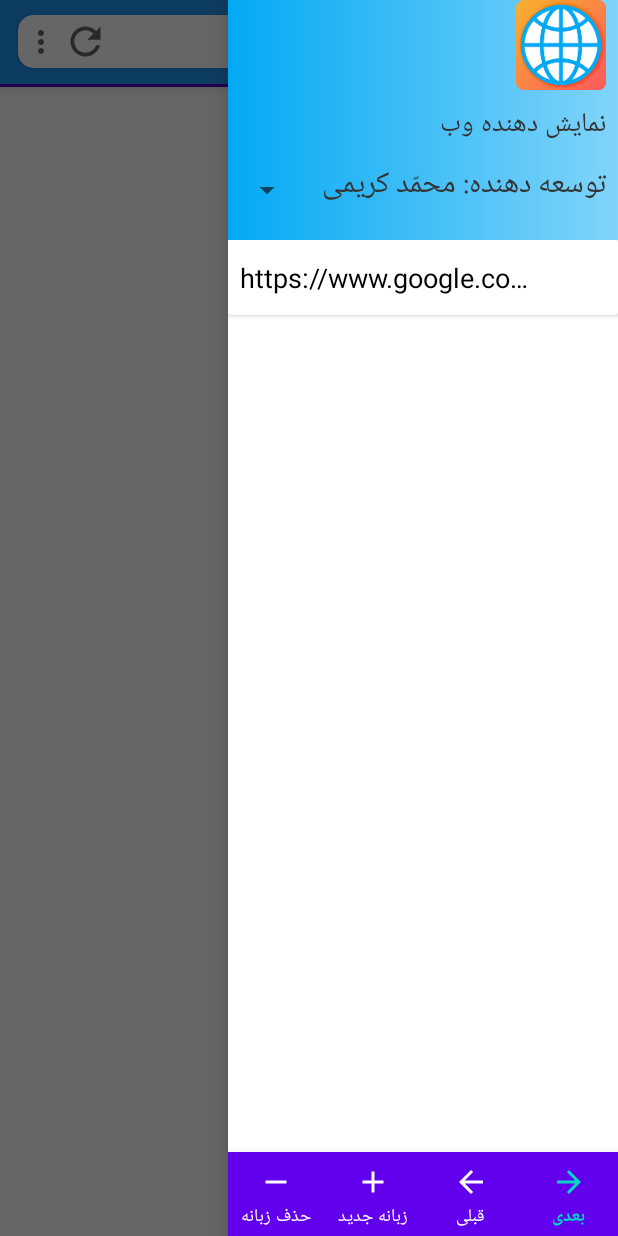
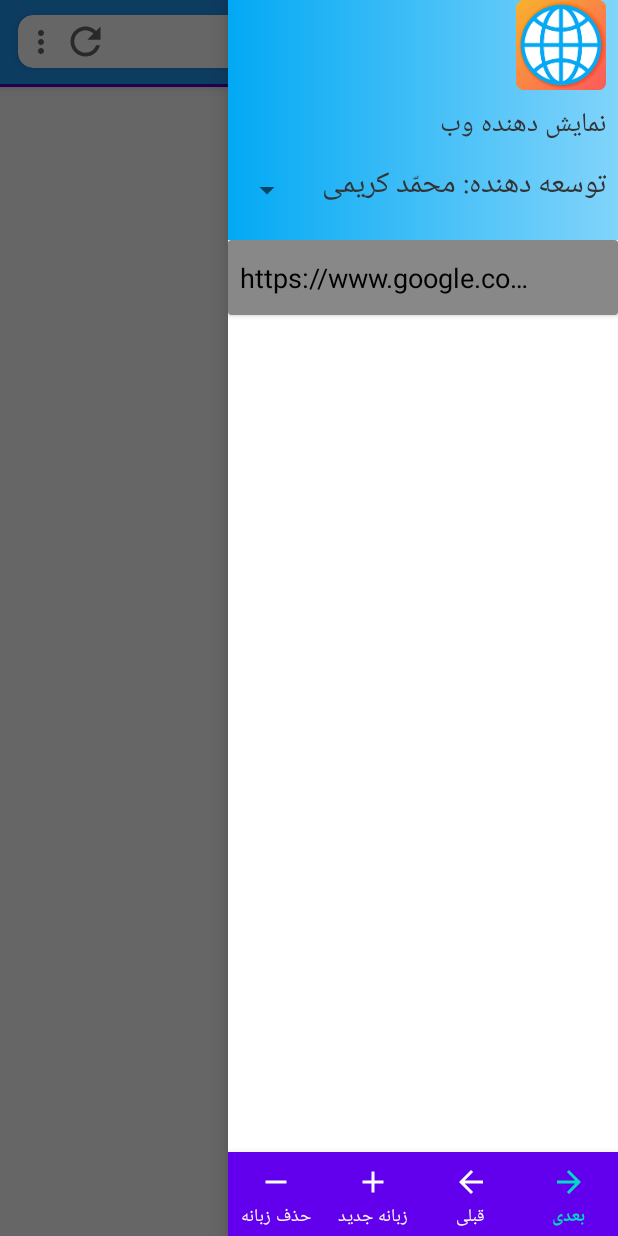
Before and after one commit to mohammadkm0910/MyWebView, an Android app: the screen it shows after launch (MainActivity), with the side drawer open, on a phone screen of 412 x 824 dp. Run offline under Robolectric (Android 15) with nearby library versions, the phone set to English and light mode, and no system bars; libraries missing offline, so code that uses them is left out: androidx.palette.graphics, com.monstertechno.adblocker; 1 statement that could not run was skipped.

```diff
--- a/app/src/main/java/com/mohammadkk/mywebview/MyWebView.kt
+++ b/app/src/main/java/com/mohammadkk/mywebview/MyWebView.kt
@@ -139,6 +139,7 @@ class MyWebView : WebView,NestedScrollingChild {
     fun getColor(bitmap: Bitmap):Int{
         val palette = Palette.from(bitmap).generate()
         val default = ContextCompat.getColor(context,R.color.blueTwo)
-        return palette.getVibrantColor(default)
+        val muted= palette.getDominantColor(default)
+        return palette.getVibrantColor(muted)
     }
 }
--- a/app/src/main/java/com/mohammadkk/mywebview/tab/TabRecyclerAdapter.kt
+++ b/app/src/main/java/com/mohammadkk/mywebview/tab/TabRecyclerAdapter.kt
@@ -8,10 +8,9 @@ import android.view.ViewGroup
 import android.widget.ImageView
 import android.widget.TextView
 import androidx.cardview.widget.CardView
+import androidx.core.view.get
 import androidx.recyclerview.widget.RecyclerView
 import com.mohammadkk.mywebview.R
-import com.mohammadkk.mywebview.utils.Services
-import com.mohammadkk.mywebview.utils.Services.isTargetList
 
 class TabRecyclerAdapter(private var context: Context, private var itemTabs: ArrayList<Tab>,private var onItemTabClick:OnItemTabClick) : RecyclerView.Adapter<TabRecyclerAdapter.ViewHolder>() {
     interface OnItemTabClick{
@@ -20,13 +19,12 @@ class TabRecyclerAdapter(private var context: Context, private var itemTabs: Arr
     class ViewHolder(itemView: View) : RecyclerView.ViewHolder(itemView) {
         val iconWeb:ImageView = itemView.findViewById(R.id.iconWeb)
         val titleWeb: TextView = itemView.findViewById(R.id.titleWeb)
-        private val tabCount: CardView = itemView.findViewById(R.id.tabCount)
-        fun click(index: Int,onItemTabClick: OnItemTabClick) {
+        val tabCount: CardView = itemView.findViewById(R.id.tabCount)
+        fun click(index: Int,onItemTabClick: OnItemTabClick,) {
             tabCount.setOnClickListener {
                 onItemTabClick.onTabClick(index)
-                isTargetList = false
+                indexGet = index
             }
-            if (!isTargetList) tabCount.setCardBackgroundColor(Color.GRAY) else tabCount.setCardBackgroundColor(Color.WHITE)
         }
     }
     override fun onCreateViewHolder(parent: ViewGroup, viewType: Int): ViewHolder {
@@ -35,10 +33,13 @@ class TabRecyclerAdapter(private var context: Context, private var itemTabs: Arr
     override fun onBindViewHolder(holder: ViewHolder, position: Int) {
         holder.iconWeb.setImageBitmap(itemTabs[position].webView.favicon)
         holder.titleWeb.text = itemTabs[position].webView.title
-        isTargetList = true
         holder.click(position,onItemTabClick)
+        if (indexGet == position) holder.tabCount.setCardBackgroundColor(Color.GRAY) else holder.tabCount.setCardBackgroundColor(Color.WHITE)
     }
     override fun getItemCount(): Int {
         return itemTabs.size
     }
+    companion object{
+        var indexGet = 0
+    }
 }
```
Also changed, not shown: app/src/main/java/com/mohammadkk/mywebview/MainActivity.kt (+28 -13 lines).
